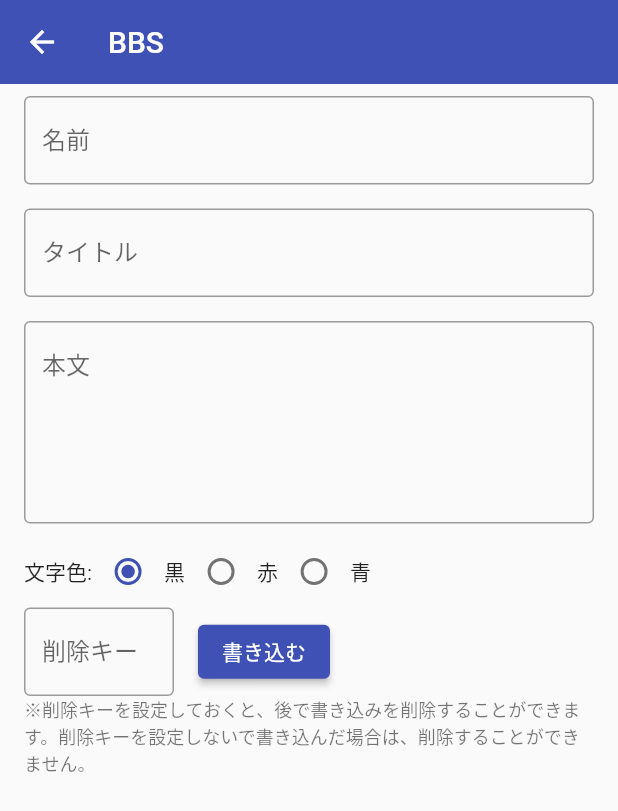
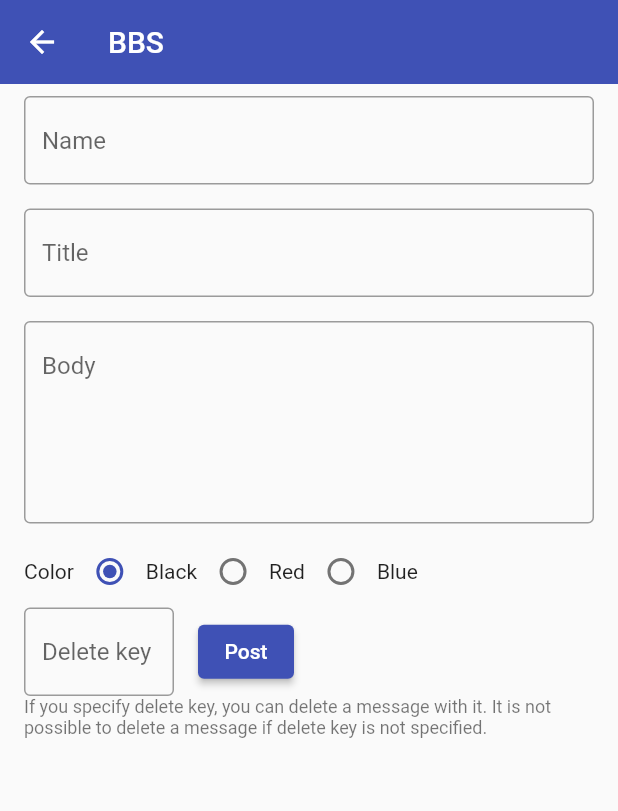
Before and after one commit to niusounds/niusounds.github.io, a Flutter app: the BbsPage screen opened by its route, on a phone screen of 412 x 824 dp. Shown: the top 811 px of the screen. Run offline on Flutter 3.47's test engine with Material 2 defaults, Android fonts, the phone set to English and light mode, and no system bars; our stand-ins replace cloud_firestore; accounts and stored records are empty; generated files the repository leaves out were written again.

Commit message:
localize bbs

```diff
--- a/lib/l10n/app_en.arb
+++ b/lib/l10n/app_en.arb
@@ -3,5 +3,15 @@
   "welcomeMessage1": "Hellow. Welcome to Metal Ojisan's room. ",
   "welcomeMessage2": "Please leave a message freely in ",
   "welcomeMessage3": "BBS",
-  "welcomeMessage4": "."
+  "welcomeMessage4": ".",
+  "bbs_name": "Name",
+  "bbs_title": "Title",
+  "bbs_body": "Body",
+  "bbs_color": "Color",
+  "bbs_color_black": "Black",
+  "bbs_color_red": "Red",
+  "bbs_color_blue": "Blue",
+  "bbs_delete_key": "Delete key",
+  "bbs_submit": "Post",
+  "bbs_submit_description": "If you specify delete key, you can delete a message with it. It is not possible to delete a message if delete key is not specified."
 }
--- a/lib/l10n/app_ja.arb
+++ b/lib/l10n/app_ja.arb
@@ -3,5 +3,15 @@
   "welcomeMessage1": "こんにちは。メタルおじさんの部屋へようこそ。",
   "welcomeMessage2": "はじめましての方は",
   "welcomeMessage3": "掲示板",
-  "welcomeMessage4": "に一言よろしくお願いします。"
+  "welcomeMessage4": "に一言よろしくお願いします。",
+  "bbs_name": "名前",
+  "bbs_title": "タイトル",
+  "bbs_body": "本文",
+  "bbs_color": "文字色",
+  "bbs_color_black": "黒",
+  "bbs_color_red": "赤",
+  "bbs_color_blue": "青",
+  "bbs_delete_key": "削除キー",
+  "bbs_submit": "書き込む",
+  "bbs_submit_description": "削除キーを設定しておくと、後で書き込みを削除することができます。削除キーを設定しないで書き込んだ場合は、削除することができません。"
 }
--- a/lib/pages/bbs.dart
+++ b/lib/pages/bbs.dart
@@ -1,5 +1,6 @@
 import 'package:flutter/material.dart';
 import 'package:intl/intl.dart';
+import 'package:flutter_gen/gen_l10n/app_localizations.dart';
 
 import '../models/bbs_entry.dart';
 import '../repositories/bbs_repository.dart';
@@ -241,17 +242,17 @@ class _InputFormState extends State<InputForm> {
       child: Column(
         children: [
           BbsPostTextField(
-            label: '名前',
+            label: AppLocalizations.of(context)!.bbs_name,
             controller: _nameTextController,
             enabled: _formIsEnabled,
           ),
           BbsPostTextField(
-            label: 'タイトル',
+            label: AppLocalizations.of(context)!.bbs_title,
             controller: _titleTextController,
             enabled: _formIsEnabled,
           ),
           BbsPostTextField(
-            label: '本文',
+            label: AppLocalizations.of(context)!.bbs_body,
             maxLines: 5,
             controller: _bodyTextController,
             enabled: _formIsEnabled,
@@ -268,15 +269,15 @@ class _InputFormState extends State<InputForm> {
                   width: 100,
                   child: TextFormField(
                     controller: _deleteKeyTextController,
-                    decoration: const InputDecoration(
-                      labelText: '削除キー',
+                    decoration: InputDecoration(
+                      labelText: AppLocalizations.of(context)!.bbs_delete_key,
                     ),
                   ),
                 ),
               ),
               ElevatedButton(
                 onPressed: _onSubmit,
-                child: const Text('書き込む'),
+                child: Text(AppLocalizations.of(context)!.bbs_submit),
               ),
             ],
           ),
@@ -284,7 +285,7 @@ class _InputFormState extends State<InputForm> {
             alignment: Alignment.centerLeft,
             padding: const EdgeInsets.symmetric(horizontal: 16),
             child: Text(
-              '※削除キーを設定しておくと、後で書き込みを削除することができます。削除キーを設定しないで書き込んだ場合は、削除することができません。',
+              AppLocalizations.of(context)!.bbs_submit_description,
               style: Theme.of(context).textTheme.caption,
             ),
           ),
@@ -353,28 +354,28 @@ class BbsPostColor extends StatelessWidget {
   Widget build(BuildContext context) {
     return Row(
       children: [
-        const Padding(
-          padding: EdgeInsets.only(left: 16),
-          child: Text('文字色:'),
+        Padding(
+          padding: const EdgeInsets.only(left: 16),
+          child: Text(AppLocalizations.of(context)!.bbs_color),
         ),
         Radio(
           value: Colors.black,
           groupValue: selectedColor,
           onChanged: onChanged,
         ),
-        const Text('黒'),
+        Text(AppLocalizations.of(context)!.bbs_color_black),
         Radio(
           value: Colors.red,
           groupValue: selectedColor,
           onChanged: onChanged,
         ),
-        const Text('赤'),
+        Text(AppLocalizations.of(context)!.bbs_color_red),
         Radio(
           value: Colors.blue,
           groupValue: selectedColor,
           onChanged: onChanged,
         ),
-        Text('青'),
+        Text(AppLocalizations.of(context)!.bbs_color_blue),
       ],
     );
   }
```
